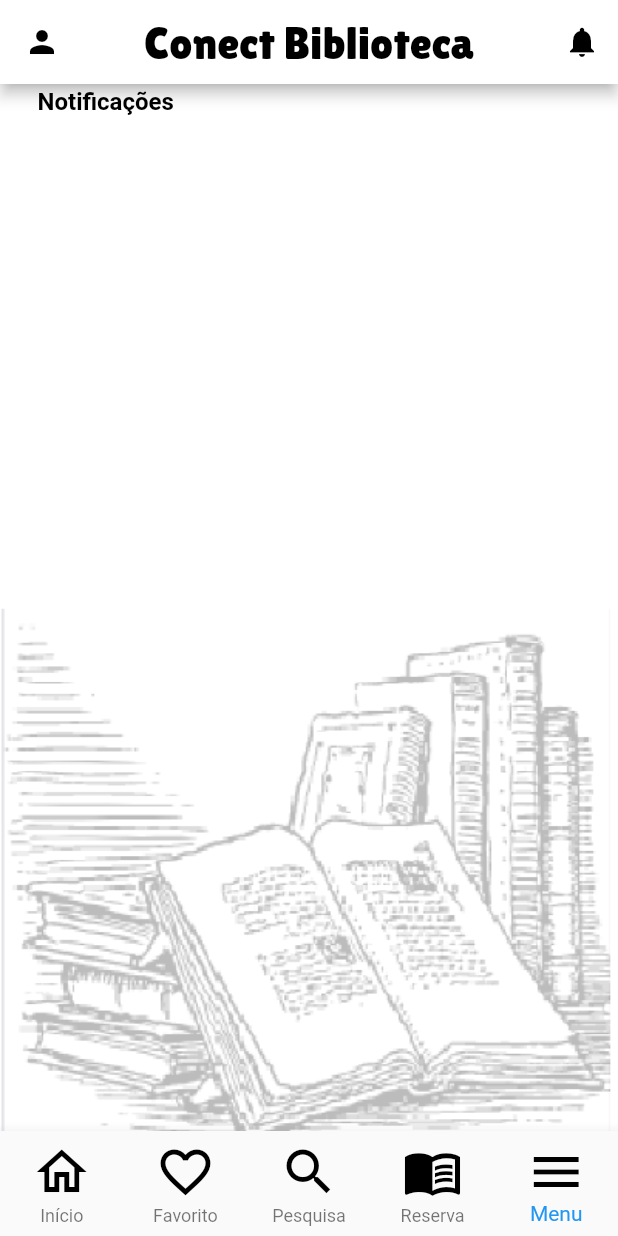
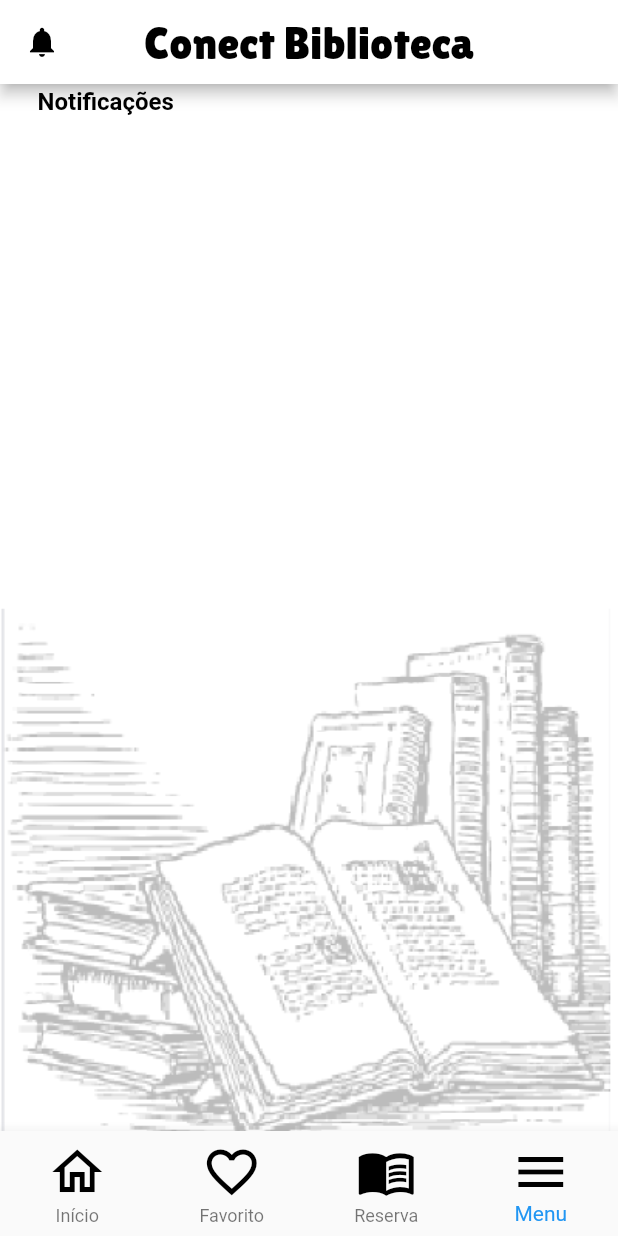
Before and after one commit to Cleiton-Borges/app_conect_biblioteca, a Flutter app: the TelaNotificacao screen opened by its route, on a phone screen of 412 x 824 dp. Run offline on Flutter 3.47's test engine with Material 2 defaults, Android fonts, the light colour scheme and no system bars; our stand-ins replace google_fonts.

Commit message:
Alteração

```diff
--- a/lib/main.dart
+++ b/lib/main.dart
@@ -2,7 +2,6 @@ import 'package:app_conect_biblioteca/view/3_tela_home.dart';
 import 'package:app_conect_biblioteca/view/4_tela_senha.dart';
 import 'package:app_conect_biblioteca/view/5_tela_sobre.dart';
 import 'package:app_conect_biblioteca/view/6_tela_favorito.dart';
-import 'package:app_conect_biblioteca/view/7_tela_pesquisa.dart';
 import 'package:app_conect_biblioteca/view/8_tela_reserva.dart';
 import 'package:app_conect_biblioteca/view/9_tela_notificacao.dart';
 import 'package:flutter/material.dart';
@@ -23,7 +22,6 @@ void main() {
         'senha':(context) => TelaSenha(),
         'sobre':(context) => TelaSobre(),
         'favorito':(context) => TelaFavorito(),
-        'pesquisa':(context) => TelaPesquisa(),
         'reserva':(context) => TelaReserva(),
         'notificacao':(context) => TelaNotificacao(),
       }
--- a/lib/view/8_tela_reserva.dart
+++ b/lib/view/8_tela_reserva.dart
@@ -202,9 +202,7 @@ class _TelaReservaState extends State<TelaReserva> {
           ],
         ),
       ),
-      drawer: Drawer(
-
-      ),
+      drawer: Drawer(),
     );
   }
 }
--- a/lib/view/9_tela_notificacao.dart
+++ b/lib/view/9_tela_notificacao.dart
@@ -10,7 +10,7 @@ class TelaNotificacao extends StatefulWidget {
 
 class _TelaNotificacaoState extends State<TelaNotificacao> {
   final GlobalKey<ScaffoldState> _scaffoldKey = GlobalKey<ScaffoldState>();
-  int _opcaoSelecionada = 4;
+  int _opcaoSelecionada = 3;
 
   void _abrirDrawer() {
     _scaffoldKey.currentState!.openEndDrawer();
@@ -25,12 +25,12 @@ class _TelaNotificacaoState extends State<TelaNotificacao> {
     return Scaffold(
       appBar: AppBar(
         leading: IconButton(
-            color: Colors.black,
-            icon: Icon(Icons.person),
-            onPressed: () {
-              _abrirDrawerUser();
-            },
-          ),
+          color: Colors.black,
+          icon: Icon(Icons.notifications),
+          onPressed: () {
+            Navigator.popAndPushNamed(context, 'notificacao');
+          },
+        ),
         backgroundColor: Colors.white,
         automaticallyImplyLeading: false,
         title: Text(
@@ -40,20 +40,10 @@ class _TelaNotificacaoState extends State<TelaNotificacao> {
           ),
         ),
         centerTitle: true,
-        actions: [
-          IconButton(
-          color: Colors.black,
-          icon: Icon(Icons.notifications),
-          onPressed: () {
-            Navigator.popAndPushNamed(context, 'notificacao');
-          },
-        ),
-        ],
       ),
       key: _scaffoldKey,
       body: Stack(children: [
         Container(
-          //margin: EdgeInsets.fromLTRB(20, 20, 20, 10),
           decoration: BoxDecoration(
             image: DecorationImage(
               image: AssetImage('lib/images/Livro.png'),
@@ -89,9 +79,8 @@ class _TelaNotificacaoState extends State<TelaNotificacao> {
 
           if (opcao == 0) Navigator.popAndPushNamed(context, 'home');
           if (opcao == 1) Navigator.popAndPushNamed(context, 'favorito');
-          if (opcao == 2) Navigator.popAndPushNamed(context, 'pesquisa');
-          if (opcao == 3) Navigator.popAndPushNamed(context, 'reserva');
-          if (opcao == 4) _abrirDrawer();
+          if (opcao == 2) Navigator.popAndPushNamed(context, 'reserva');
+          if (opcao == 3) _abrirDrawer();
         },
         items: [
           BottomNavigationBarItem(
@@ -102,11 +91,6 @@ class _TelaNotificacaoState extends State<TelaNotificacao> {
           BottomNavigationBarItem(
             icon: Icon(Icons.favorite_outline, color: Colors.black, size: 40),
             label: 'Favorito',
-            backgroundColor: Colors.white,
-          ),
-          BottomNavigationBarItem(
-            icon: Icon(Icons.search_outlined, color: Colors.black, size: 40),
-            label: 'Pesquisa',
             backgroundColor: Colors.white,
           ),
           BottomNavigationBarItem(
@@ -133,14 +117,6 @@ class _TelaNotificacaoState extends State<TelaNotificacao> {
               ),
             ),
             ListTile(
-              leading: Icon(Icons.person, color: Colors.black),
-              title: Text("Minha conta"),
-              onTap: () {
-                Navigator.pop(context, 'login');
-                //Navegar para outra página
-              },
-            ),
-            ListTile(
               leading: Icon(Icons.home, color: Colors.black),
               title: Text("Início"),
               onTap: () {
@@ -154,14 +130,6 @@ class _TelaNotificacaoState extends State<TelaNotificacao> {
               onTap: () {
                 Navigator.pop(context);
                 Navigator.popAndPushNamed(context, 'favorito');
-              },
-            ),
-            ListTile(
-              leading: Icon(Icons.search, color: Colors.black),
-              title: Text("Pesquisar"),
-              onTap: () {
-                Navigator.pop(context);
-                Navigator.popAndPushNamed(context, 'pesquisa');
               },
             ),
             ListTile(
```
Also changed, not shown: lib/view/7_tela_pesquisa.dart (deleted, +0 -217 lines). Lines whose indentation alone changed are shown as unchanged.
